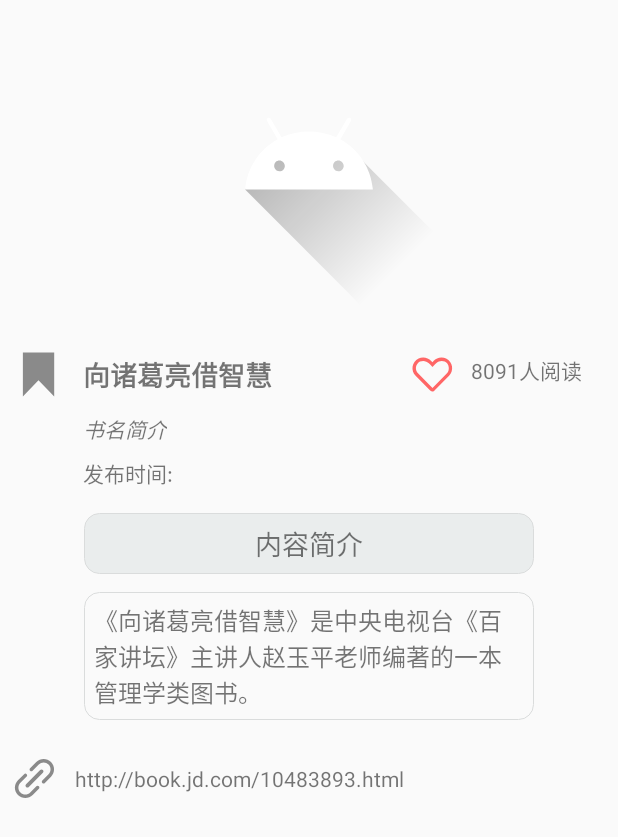
After one commit to shuqian1/BookRecommendation, an Android app: the layout details_fragment.xml on its own in the app's theme, with its tools: preview values and no code run, on a phone screen of 412 x 824 dp. The commit adds this screen. Shown: the top 837 px of the screen. Run offline under Robolectric (Android 15) with nearby library versions, the phone set to English and light mode, and no system bars; network calls fail.

Commit message:
add detail layout

```diff
--- /dev/null
+++ b/app/src/main/res/drawable/description_background.xml
@@ -0,0 +1,11 @@
+<?xml version="1.0" encoding="utf-8"?>
+<shape xmlns:android="http://schemas.android.com/apk/res/android"
+    android:shape="rectangle">
+    <solid android:color="#EAEDED"/>
+    <stroke android:width="1px" android:color="#DADCDC"/>
+    <padding android:left="7dp"
+        android:top="7dp"
+        android:right="7dp"
+        android:bottom="7dp" />
+    <corners android:radius="10dp" />
+</shape>
--- /dev/null
+++ b/app/src/main/res/drawable/ic_insert_link.xml
@@ -0,0 +1,12 @@
+<vector xmlns:android="http://schemas.android.com/apk/res/android"
+    android:width="200dp"
+    android:height="200dp"
+    android:viewportWidth="1024"
+    android:viewportHeight="1024">
+  <path
+      android:pathData="M414.1,831.8c-61.3,61.3 -160.7,61.3 -222,0 -61.3,-61.3 -61.3,-160.7 0,-222l140.7,-140.7c15.63,-15.63 15.63,-40.97 0,-56.6 -15.63,-15.63 -40.97,-15.63 -56.6,0L135.5,553.2c-92.6,92.6 -92.6,242.6 0,335.2s242.6,92.6 335.2,0l140.7,-140.7c15.63,-15.63 15.63,-40.97 0,-56.6 -15.63,-15.63 -40.97,-15.63 -56.6,0L414.1,831.8zM887.8,136c-92.6,-92.6 -242.6,-92.6 -335.2,0L411.9,276.7c-15.63,15.63 -15.63,40.97 0,56.6 15.63,15.63 40.97,15.63 56.6,0l140.7,-140.7c61.3,-61.3 160.7,-61.3 222,0 61.3,61.3 61.3,160.7 0,222L690.5,555.3c-15.63,15.63 -15.63,40.97 0,56.6 15.63,15.63 40.97,15.63 56.6,0l140.7,-140.7c92.6,-92.6 92.6,-242.7 0,-335.2z"
+      android:fillColor="#8a8a8a"/>
+  <path
+      android:pathData="M320,703.8c17.2,17.2 45,17.2 62.2,0l321,-321c17.2,-17.2 17.2,-45 0,-62.2 -17.2,-17.2 -45,-17.2 -62.2,0l-321,321c-17.2,17.1 -17.2,45 0,62.2z"
+      android:fillColor="#8a8a8a"/>
+</vector>
--- /dev/null
+++ b/app/src/main/res/drawable/ic_like.xml
@@ -0,0 +1,9 @@
+<vector xmlns:android="http://schemas.android.com/apk/res/android"
+    android:width="200dp"
+    android:height="200dp"
+    android:viewportWidth="1024"
+    android:viewportHeight="1024">
+  <path
+      android:pathData="M332.8,249.6c38.4,0 83.2,19.2 108.8,44.8L467.2,320 512,364.8 556.8,320l25.6,-25.6c32,-32 70.4,-44.8 108.8,-44.8 19.2,0 38.4,6.4 57.6,12.8 44.8,25.6 70.4,57.6 76.8,108.8 6.4,44.8 -6.4,89.6 -38.4,121.6L512,774.4 236.8,492.8C204.8,460.8 185.6,416 192,371.2c6.4,-44.8 38.4,-83.2 76.8,-108.8C288,256 313.6,249.6 332.8,249.6L332.8,249.6M332.8,185.6C300.8,185.6 268.8,192 243.2,204.8 108.8,275.2 89.6,441.6 185.6,537.6l281.6,281.6C480,832 499.2,838.4 512,838.4s32,-6.4 38.4,-19.2l281.6,-281.6c96,-96 76.8,-262.4 -57.6,-332.8 -25.6,-12.8 -57.6,-19.2 -89.6,-19.2 -57.6,0 -115.2,25.6 -153.6,64L512,275.2 486.4,249.6C448,211.2 390.4,185.6 332.8,185.6L332.8,185.6z"
+      android:fillColor="#ff6666"/>
+</vector>
--- /dev/null
+++ b/app/src/main/res/drawable/ic_medal_name.xml
@@ -0,0 +1,9 @@
+<vector xmlns:android="http://schemas.android.com/apk/res/android"
+    android:width="200dp"
+    android:height="200dp"
+    android:viewportWidth="1024"
+    android:viewportHeight="1024">
+  <path
+      android:pathData="M511.86,621.53L210.22,935.64V88.59h605.04v847.05l-303.41,-314.11z"
+      android:fillColor="#8a8a8a"/>
+</vector>
--- /dev/null
+++ b/app/src/main/res/drawable/sub2_background.xml
@@ -0,0 +1,11 @@
+<?xml version="1.0" encoding="utf-8"?>
+<shape xmlns:android="http://schemas.android.com/apk/res/android"
+    android:shape="rectangle">
+<!--    <solid android:color="#EAEDED"/>-->
+    <stroke android:width="1px" android:color="#DADCDC"/>
+    <padding android:left="7dp"
+        android:top="7dp"
+        android:right="7dp"
+        android:bottom="7dp" />
+    <corners android:radius="10dp" />
+</shape>
--- /dev/null
+++ b/app/src/main/res/layout/details_fragment.xml
@@ -0,0 +1,133 @@
+<?xml version="1.0" encoding="utf-8"?>
+<androidx.constraintlayout.widget.ConstraintLayout xmlns:android="http://schemas.android.com/apk/res/android"
+    xmlns:app="http://schemas.android.com/apk/res-auto"
+    xmlns:tools="http://schemas.android.com/tools"
+    android:id="@+id/detail"
+    android:layout_width="match_parent"
+    android:layout_height="match_parent">
+
+    <ImageView
+        android:id="@+id/book_img"
+        android:layout_width="200dp"
+        android:layout_height="200dp"
+        android:layout_marginTop="8dp"
+        android:contentDescription="@string/book_img"
+        app:layout_constraintEnd_toEndOf="parent"
+        app:layout_constraintHorizontal_bias="0.5"
+        app:layout_constraintStart_toStartOf="parent"
+        app:layout_constraintTop_toTopOf="parent"
+        app:srcCompat="@drawable/ic_launcher_foreground" />
+
+    <TextView
+        android:id="@+id/title"
+        android:layout_width="wrap_content"
+        android:layout_height="wrap_content"
+        android:layout_marginStart="12dp"
+        android:layout_marginLeft="12dp"
+        android:textSize="18sp"
+        android:textStyle="bold"
+        app:layout_constraintBottom_toBottomOf="@+id/title_icon"
+        app:layout_constraintStart_toEndOf="@+id/title_icon"
+        app:layout_constraintTop_toTopOf="@+id/title_icon"
+        tools:text="向诸葛亮借智慧" />
+
+    <TextView
+        android:id="@+id/sub1"
+        android:layout_width="wrap_content"
+        android:layout_height="wrap_content"
+        android:layout_marginTop="8dp"
+        android:textStyle="italic"
+        app:layout_constraintStart_toStartOf="@+id/title"
+        app:layout_constraintTop_toBottomOf="@+id/title_icon"
+        tools:text="书名简介" />
+
+    <ImageView
+        android:id="@+id/title_icon"
+        android:layout_width="35dp"
+        android:layout_height="35dp"
+        android:layout_marginStart="8dp"
+        android:layout_marginLeft="8dp"
+        android:layout_marginTop="24dp"
+        app:layout_constraintStart_toStartOf="parent"
+        app:layout_constraintTop_toBottomOf="@+id/book_img"
+        app:srcCompat="@drawable/ic_medal_name"
+        android:contentDescription="@string/book_title_icon" />
+
+    <TextView
+        android:id="@+id/bytime"
+        android:layout_width="wrap_content"
+        android:layout_height="wrap_content"
+        android:layout_marginTop="8dp"
+        android:text="@string/bytime"
+        app:layout_constraintStart_toStartOf="@+id/sub1"
+        app:layout_constraintTop_toBottomOf="@+id/sub1" />
+
+    <ImageView
+        android:id="@+id/like_icon"
+        android:layout_width="35dp"
+        android:layout_height="35dp"
+        android:layout_marginEnd="8dp"
+        android:layout_marginRight="8dp"
+        app:layout_constraintEnd_toStartOf="@+id/reading"
+        app:layout_constraintTop_toTopOf="@+id/title_icon"
+        app:srcCompat="@drawable/ic_like"
+        android:contentDescription="@string/like_icon" />
+
+    <TextView
+        android:id="@+id/reading"
+        android:layout_width="wrap_content"
+        android:layout_height="wrap_content"
+        android:layout_marginEnd="24dp"
+        android:layout_marginRight="24dp"
+        app:layout_constraintEnd_toEndOf="parent"
+        app:layout_constraintTop_toTopOf="@+id/title"
+        tools:text="8091人阅读" />
+
+    <TextView
+        android:id="@+id/description"
+        android:layout_width="300dp"
+        android:layout_height="wrap_content"
+        android:layout_marginTop="16dp"
+        android:background="@drawable/description_background"
+        android:gravity="center"
+        android:text="@string/description"
+        android:textAlignment="center"
+        android:textSize="18sp"
+        app:layout_constraintEnd_toEndOf="parent"
+        app:layout_constraintStart_toStartOf="parent"
+        app:layout_constraintTop_toBottomOf="@+id/bytime" />
+
+    <TextView
+        android:id="@+id/sub2"
+        android:layout_width="300dp"
+        android:layout_height="wrap_content"
+        android:layout_marginTop="12dp"
+        android:background="@drawable/sub2_background"
+        android:textSize="16sp"
+        app:layout_constraintEnd_toEndOf="parent"
+        app:layout_constraintStart_toStartOf="parent"
+        app:layout_constraintTop_toBottomOf="@+id/description"
+        tools:text="《向诸葛亮借智慧》是中央电视台《百家讲坛》主讲人赵玉平老师编著的一本管理学类图书。" />
+
+    <ImageView
+        android:id="@+id/link_icon"
+        android:layout_width="30dp"
+        android:layout_height="30dp"
+        android:layout_marginTop="24dp"
+        app:layout_constraintStart_toStartOf="@+id/title_icon"
+        app:layout_constraintTop_toBottomOf="@+id/sub2"
+        app:srcCompat="@drawable/ic_insert_link"
+        android:contentDescription="@string/link_icon" />
+
+    <TextView
+        android:id="@+id/online"
+        android:layout_width="wrap_content"
+        android:layout_height="wrap_content"
+        android:layout_marginStart="12dp"
+        android:layout_marginLeft="12dp"
+        app:layout_constraintBottom_toBottomOf="@+id/link_icon"
+        app:layout_constraintStart_toEndOf="@+id/link_icon"
+        app:layout_constraintTop_toTopOf="@+id/link_icon"
+        tools:text="http://book.jd.com/10483893.html" />
+
+</androidx.constraintlayout.widget.ConstraintLayout>
--- a/app/src/main/res/values/strings.xml
+++ b/app/src/main/res/values/strings.xml
@@ -3,4 +3,10 @@
     <string name="ic_book">ic_book</string>
     <string name="header_img">header_img</string>
     <string name="catalog">图书分类目录</string>
+    <string name="book_title_icon">book_title_icon</string>
+    <string name="book_img">book_img</string>
+    <string name="description">内容简介</string>
+    <string name="bytime">发布时间:</string>
+    <string name="like_icon">like_icon</string>
+    <string name="link_icon">link_icon</string>
 </resources>
```
